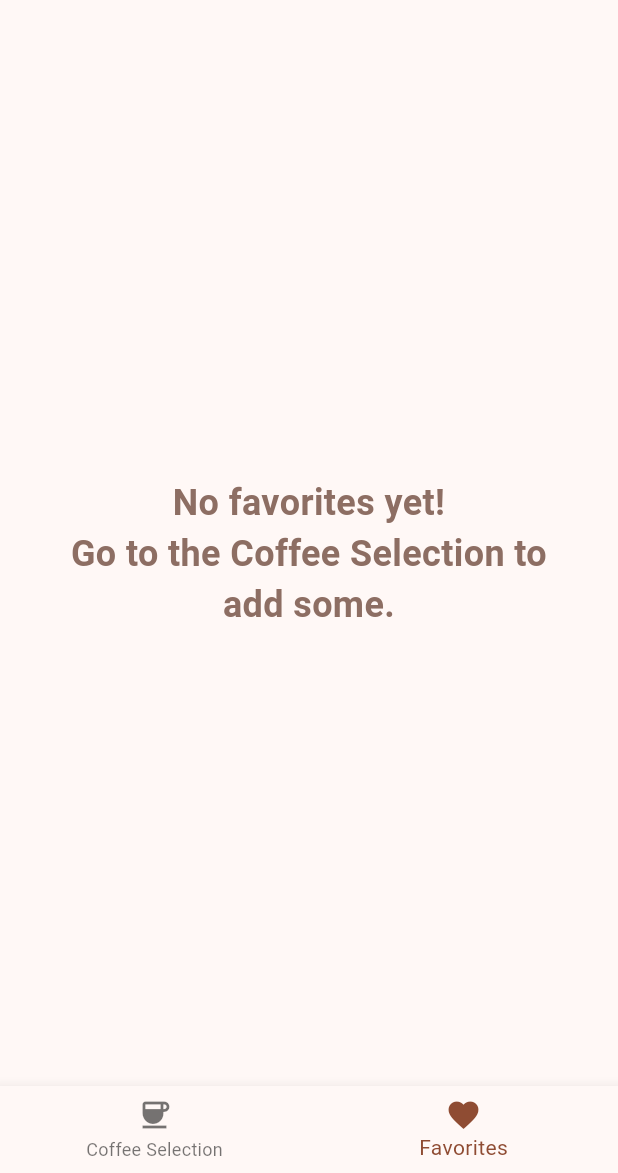
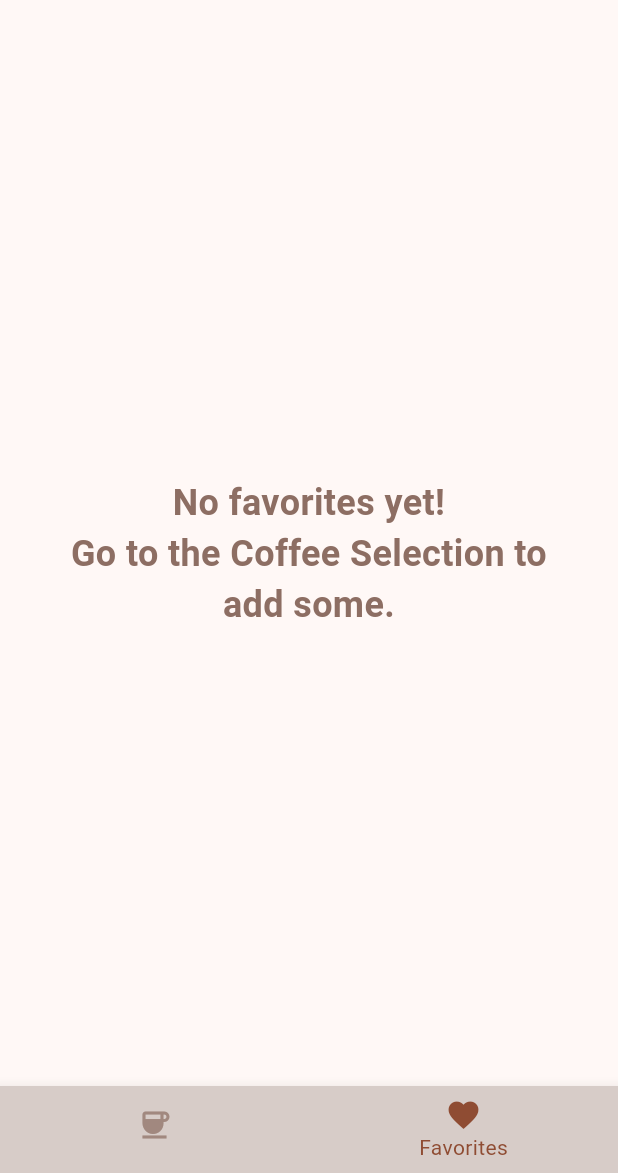
Before and after one commit to morisoinc/arabica, a Flutter app: the screen it shows after launch, item 2 of the bottom bar chosen, on a phone screen of 412 x 824 dp, the part 63-1236 px from its top. Run offline on Flutter 3.47's test engine with Material 3 defaults, Android fonts, the phone set to English and light mode, and no system bars; our stand-ins replace flutter_bloc, flutter_card_swiper, freezed_annotation, go_router, hydrated_bloc, isar; accounts and stored records are empty; network calls fail; statements that could not run were skipped.

Commit message:
improved bottom nav bar and spaces

```diff
--- a/lib/screens/home_screen.dart
+++ b/lib/screens/home_screen.dart
@@ -24,6 +24,10 @@ class HomeScreen extends StatelessWidget {
           );
         },
         currentIndex: navigationShell.currentIndex,
+        showUnselectedLabels: false,
+        backgroundColor: Colors.brown[100],
+        unselectedItemColor: Colors.brown[300],
+        enableFeedback: true,
         items: const [
           BottomNavigationBarItem(
             icon: Icon(Icons.coffee),
--- a/lib/widgets/left_right_buttons.dart
+++ b/lib/widgets/left_right_buttons.dart
@@ -12,7 +12,9 @@ class LeftRightButtons extends StatelessWidget {
 
   @override
   Widget build(BuildContext context) {
-    return Row(
+    return Padding(
+      padding: const EdgeInsets.symmetric(horizontal: 64.0),
+      child: Row(
         mainAxisAlignment: MainAxisAlignment.spaceEvenly,
         children: [
           IconButton.filledTonal(
@@ -34,6 +36,7 @@ class LeftRightButtons extends StatelessWidget {
             ),
           ),
         ],
+      ),
     );
   }
 }
```
Also changed, not shown: lib/screens/feed_screen/swipe_screen.dart (+6 -2 lines). Lines whose indentation alone changed are shown as unchanged.
